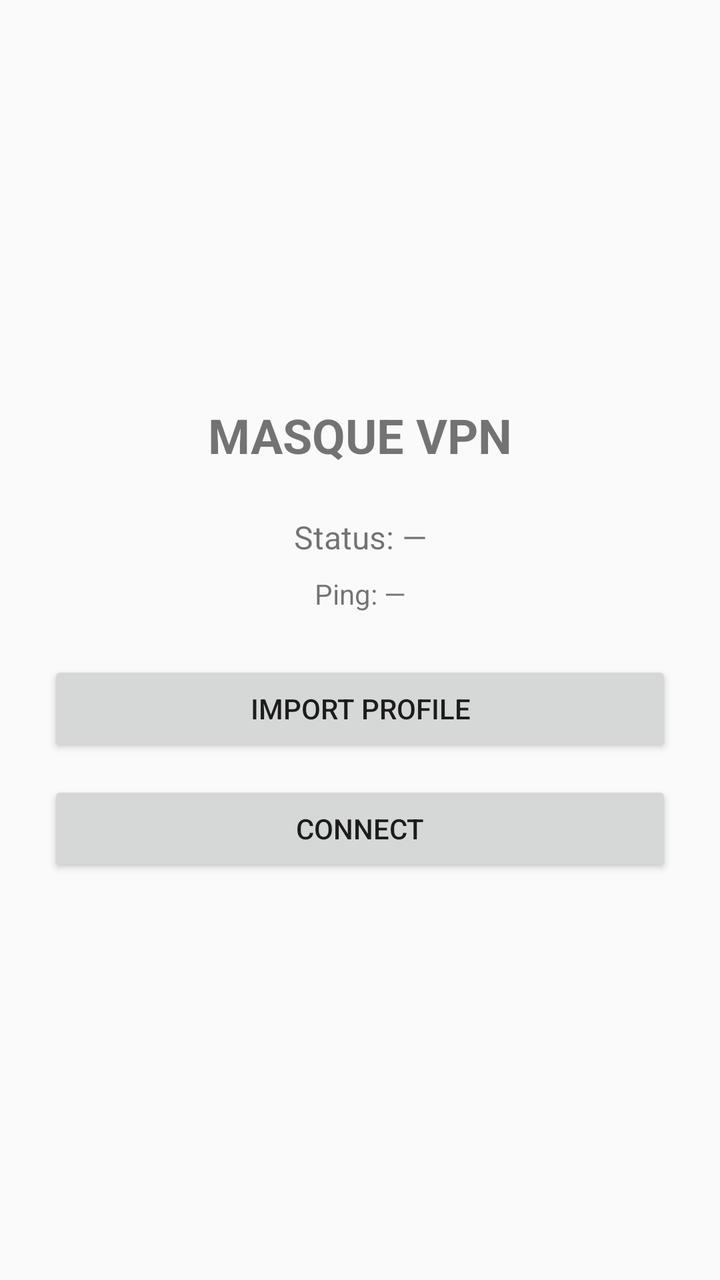
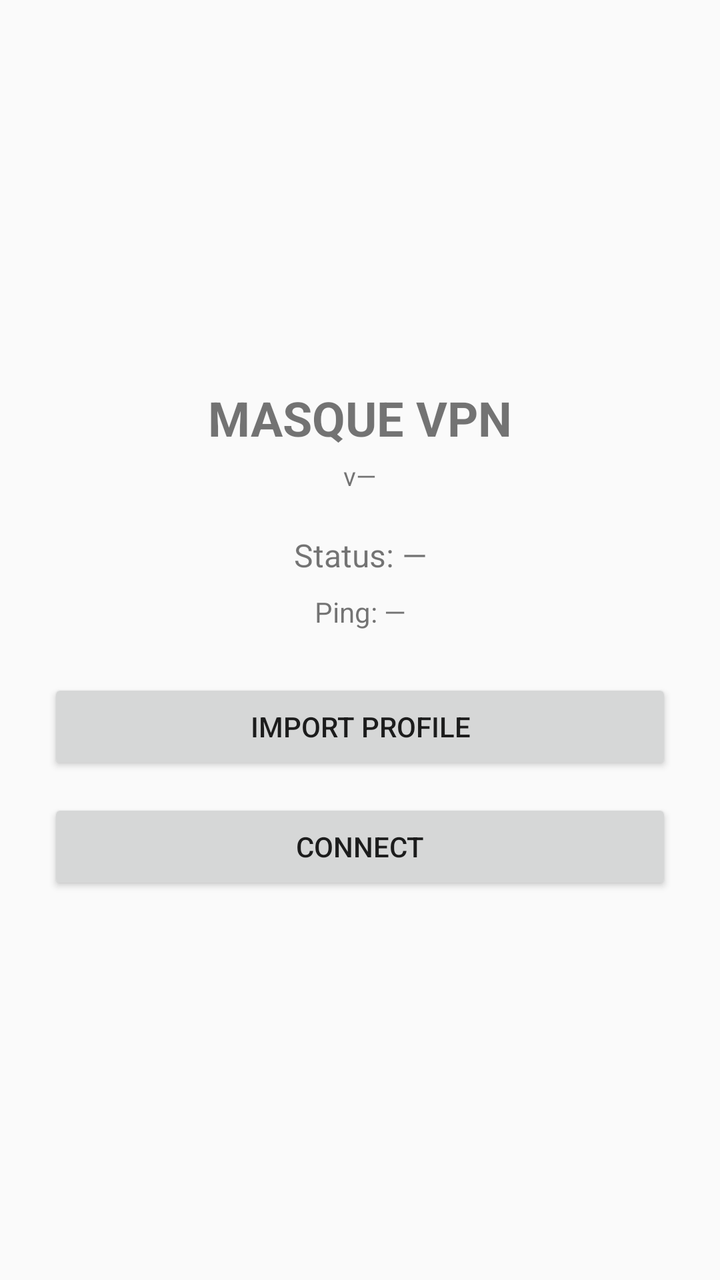

Two renders of the same Android screen: before a commit and after it. Below are the layout's source before the change and the commit's diff.
<!-- AndroidManifest.xml: application theme android:Theme.Material.Light -->
<!-- res/layout/activity_main.xml -->
<?xml version="1.0" encoding="utf-8"?>
<LinearLayout xmlns:android="http://schemas.android.com/apk/res/android"
    android:layout_width="match_parent"
    android:layout_height="match_parent"
    android:orientation="vertical"
    android:gravity="center"
    android:padding="24dp">

    <TextView
        android:layout_width="wrap_content"
        android:layout_height="wrap_content"
        android:text="MASQUE VPN"
        android:textSize="24sp"
        android:textStyle="bold"
        android:layout_marginBottom="24dp" />

    <TextView
        android:id="@+id/status"
        android:layout_width="match_parent"
        android:layout_height="wrap_content"
        android:text="Status: —"
        android:textSize="16sp"
        android:gravity="center"
        android:layout_marginBottom="8dp" />

    <TextView
        android:id="@+id/ping"
        android:layout_width="match_parent"
        android:layout_height="wrap_content"
        android:text="Ping: —"
        android:textSize="14sp"
        android:gravity="center"
        android:layout_marginBottom="24dp" />

    <Button
        android:id="@+id/btnImport"
        android:layout_width="match_parent"
        android:layout_height="wrap_content"
        android:text="Import Profile"
        android:layout_marginBottom="12dp" />

    <Button
        android:id="@+id/btnConnect"
        android:layout_width="match_parent"
        android:layout_height="wrap_content"
        android:text="Connect" />

</LinearLayout>
<!-- resources referenced by this layout -->
<resources>

</resources>

<!-- the commit's change to res/layout/activity_main.xml (unified diff, before → after) -->
@@ -12,7 +12,15 @@
         android:text="MASQUE VPN"
         android:textSize="24sp"
         android:textStyle="bold"
-        android:layout_marginBottom="24dp" />
+        android:layout_marginBottom="4dp" />
+
+    <TextView
+        android:id="@+id/version"
+        android:layout_width="wrap_content"
+        android:layout_height="wrap_content"
+        android:text="v—"
+        android:textSize="13sp"
+        android:layout_marginBottom="20dp" />
 
     <TextView
         android:id="@+id/status"
